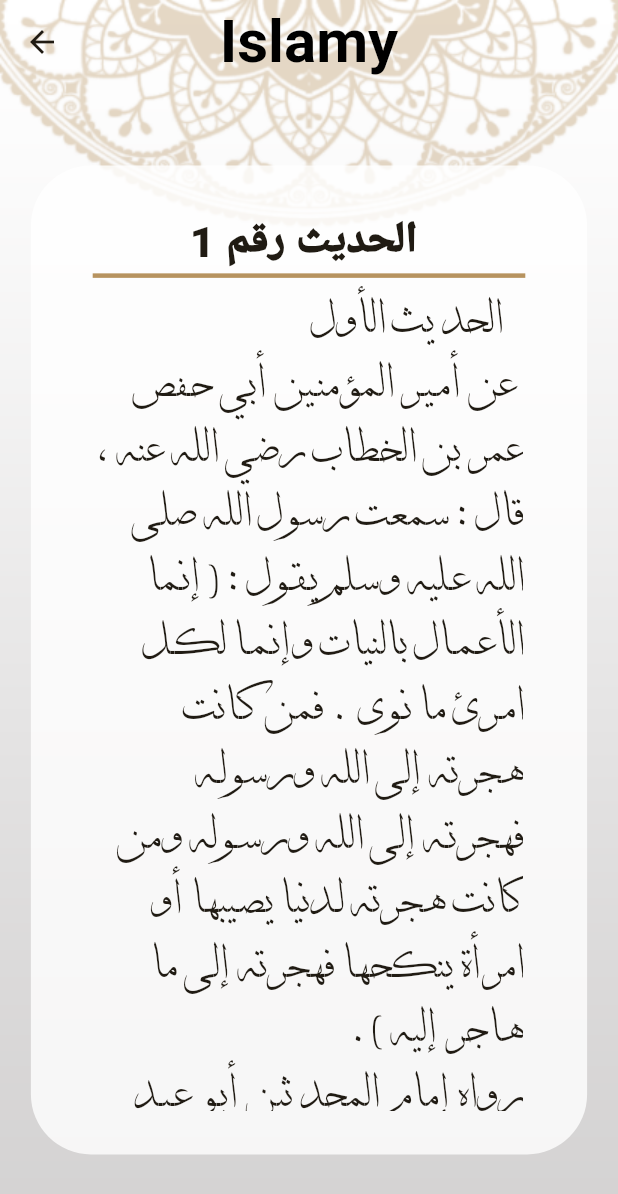
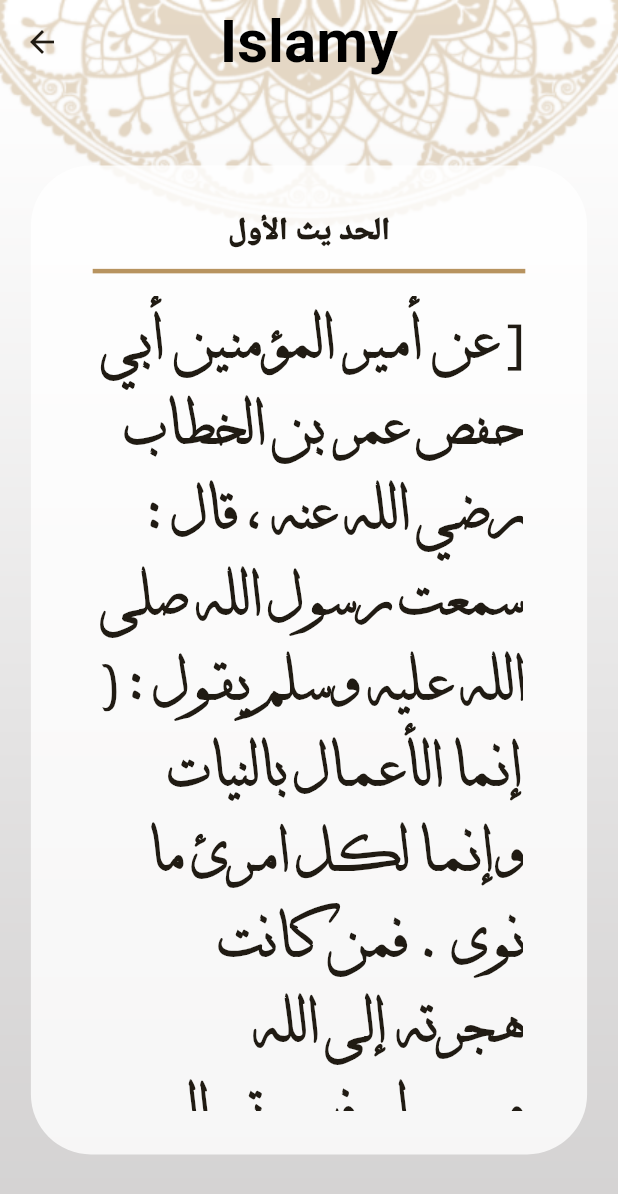
Before and after one commit to 0mar-gaber/islamy_app, a Flutter app: the AhadethDetailsWidget screen opened directly with empty values, on a phone screen of 412 x 824 dp. Shown: the top 1194 px of the screen. Run offline on Flutter 3.47's test engine with Material 3 defaults, Android fonts, the light colour scheme and no system bars.

Commit message:
ahadeth optimized

```diff
--- a/lib/ui/ahadeth_details/ahadeth_details_widgit.dart
+++ b/lib/ui/ahadeth_details/ahadeth_details_widgit.dart
@@ -38,14 +38,18 @@
               margin: EdgeInsets.all(MediaQuery.of(context).size.width*.07),
               child: Column(
                 children: [
-                  Text("${(index2+1)} الحديث رقم ",
+                  Text(
+                    titles[index].trim().toString(),
                     style: TextStyle(
-                      fontSize: MediaQuery.of(context).size.width*0.07,
+                      fontSize: MediaQuery.of(context).size.width*0.05,
                       fontWeight: FontWeight.w900,
+                      fontFamily: "KOUFIBD"
 
                     ),
                   ),
+                  SizedBox(height: 10,),
                   Container(height: 3,color: Theme.of(context).colorScheme.primary,width:MediaQuery.of(context).size.width*.7),
+                  SizedBox(height: 10,),
                   Expanded(
                     child: Container(
                       padding: const EdgeInsets.only(top: 5),
@@ -54,10 +58,11 @@
                           ?ListView.separated(
                         itemBuilder: (context, index) => Text(
                           textDirection: TextDirection.rtl,
-                          "${ahadeth[index2]}",
+                          "${content[index2]}",
                           style: const TextStyle(
                               fontFamily: "DTHULUTH",
-                              fontSize: 30
+                              fontSize: 40,
+                            fontWeight: FontWeight.w600,
                           ),
                         ),
                         itemCount: 1,
@@ -78,11 +83,21 @@
   }
 
   List<String> ahadeth = [];
+  List<String> titles= [];
+  List<String> content= [];
 
   loadAhadethContent(int index) async {
 
     String ahadethContent = await rootBundle.loadString("assets/texts/ahadeth.txt");
-    ahadeth = ahadethContent.split("#");
+    ahadeth = ahadethContent.trim().split("#");
+    for(int i = 0 ; i  <ahadeth.length-1; i++) {
+
+      List<String> list = ahadeth[i].toString().trim().split("\n");
+      titles.add(list.first);
+      list.removeAt(0);
+      content.add(list.toString());
+    }
+
     setState(() {
 
     });
```
Also changed, not shown: lib/test.dart (+26 -10 lines).
